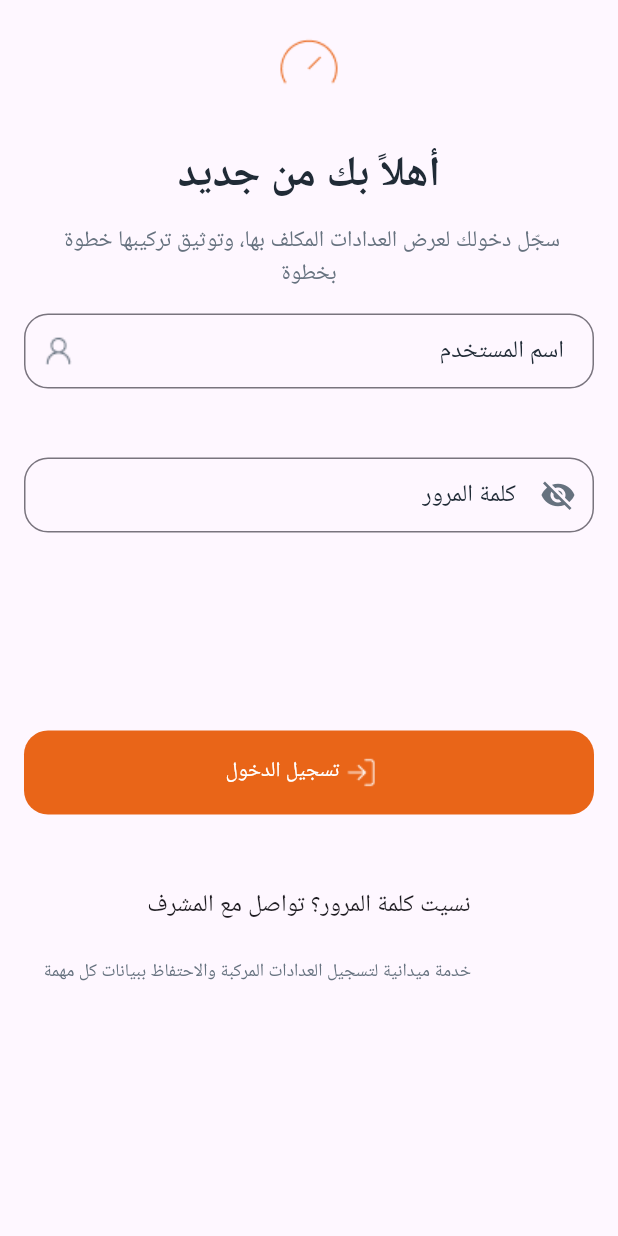
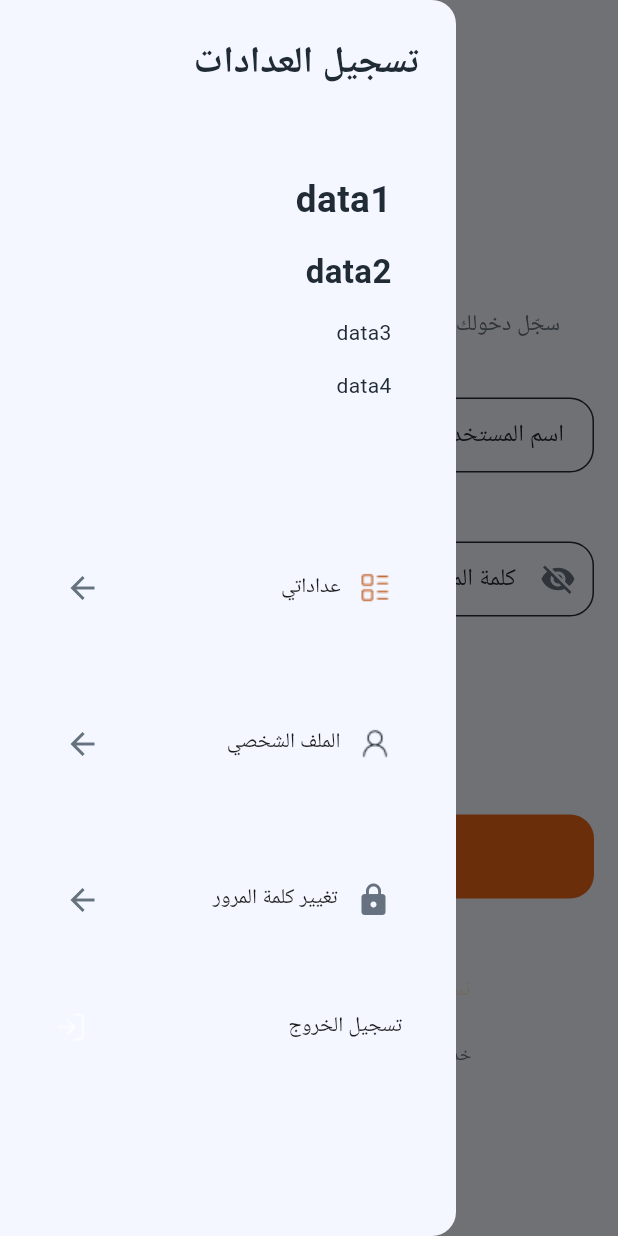
Before and after one commit to Mohamed7Samy/login_ui, a Flutter app: the screen it shows after launch, with the side drawer open (before the commit the screen has no drawer), on a phone screen of 412 x 824 dp. Run offline on Flutter 3.47's test engine with Material 3 defaults, Android fonts, the phone set to English and light mode, and no system bars; our stand-ins replace flutter_screenutil.

Commit message:
drawer_done

```diff
--- a/lib/main.dart
+++ b/lib/main.dart
@@ -1,5 +1,7 @@
 import 'package:flutter/material.dart';
 import 'package:inst_meters/screens/login_screen/login.dart';
+import 'package:inst_meters/theme/app_theme.dart';
+import 'package:flutter_screenutil/flutter_screenutil.dart';
 
 void main() {
   runApp(const MyApp());
@@ -11,8 +13,17 @@ class MyApp extends StatelessWidget {
   // This widget is the root of your application.
   @override
   Widget build(BuildContext context) {
-    return MaterialApp(
+    return ScreenUtilInit(
+      minTextAdapt: true,
+      splitScreenMode: true,
+
+      designSize: Size(402,749),
+      builder: (context, child) => MaterialApp(
+        theme: AppTheme.lightTheme,
+        darkTheme: AppTheme.darkTheme,
+        themeMode: ThemeMode.dark,
       home: LoginScreen()
+    ),
     );
   }
 }
--- a/lib/screens/login_screen/login.dart
+++ b/lib/screens/login_screen/login.dart
@@ -6,6 +6,7 @@ import 'package:inst_meters/theme/app_colors.dart';
 import 'package:inst_meters/widgets/app_text_styles.dart';
 import 'package:inst_meters/widgets/custom_main_button.dart';
 import 'package:inst_meters/widgets/custom_text_form_field.dart';
+import 'package:inst_meters/widgets/drawer_widget.dart';
 
 class LoginScreen extends StatefulWidget {
   const LoginScreen({super.key});
@@ -23,7 +24,21 @@ class _LoginScreenState extends State<LoginScreen> {
   @override
   Widget build(BuildContext context) {
     return Scaffold(
+      backgroundColor: AppColors.lightBgColor,
+       appBar: AppBar(
+        backgroundColor: AppColors.lightBgColor,
+    leading: Builder(
+      builder: (context) => IconButton(
+        icon: Icon(Icons.menu),
+        onPressed: () {
+          Scaffold.of(context).openDrawer();
+        },
+      ),
+    ),
+  ),
+       drawer: DrawerWidget(),
       body: SafeArea(
+
         child: SingleChildScrollView(
           child: Form(
             key: _formState,
@@ -36,7 +51,7 @@ class _LoginScreenState extends State<LoginScreen> {
                     height: 84,
                     width: 84,
                     child: Image.asset(
-                      "assets/images/gauge.png",
+                      "assets/images/login.png",
                       width: 44,
                       height: 44,
                     ),
--- /dev/null
+++ b/lib/widgets/drawer_widget.dart
@@ -0,0 +1,155 @@
+import 'package:flutter/material.dart';
+import 'package:flutter_screenutil/flutter_screenutil.dart';
+import 'package:inst_meters/theme/app_colors.dart';
+import 'package:inst_meters/widgets/app_text_styles.dart';
+
+class DrawerWidget extends StatelessWidget {
+  const DrawerWidget({super.key});
+
+  @override
+  Widget build(BuildContext context) {
+    return Drawer(
+
+      backgroundColor: AppColors.lightBgColor,
+      // width: 320.w,
+
+      clipBehavior: Clip.none,
+      child: Padding(
+        padding: const EdgeInsets.all(24),
+        child: SingleChildScrollView(
+          child: Column(
+
+            crossAxisAlignment: CrossAxisAlignment.end,
+            children: [
+              Container(
+                height: 42.h,
+                // alignment: Alignment(0, 0),
+                color: AppColors.lightBgColor,
+                child: Text(
+                  "تسجيل العدادات", //TODO:loclization
+                  style: AppTextStyles.styleS14W600(
+                    color: AppColors.mainColors,
+                  ).copyWith(fontSize: 24.sp),
+                ),
+              ),
+              SizedBox(height: 24.h),
+              Container(
+                height: 172.h,
+               padding: EdgeInsetsDirectional.all(19),
+
+                child: Column(
+                  mainAxisAlignment: MainAxisAlignment.spaceBetween,
+                  crossAxisAlignment: CrossAxisAlignment.end,
+                  children: [
+                    Text(
+                      "data1", //TODO:loclization
+                      style: AppTextStyles.styleS22W700(
+                        color: AppColors.mainColors,
+                      ).copyWith(fontSize: 24.sp),
+                    ),
+                    Text(
+                      "data2", //TODO:loclization
+                      style: AppTextStyles.styleS22W700(
+                        color: AppColors.mainColors,
+                      ),
+                    ),
+                    Text(
+                      "data3", //TODO:loclization
+                      style: AppTextStyles.styleS14W400(
+                        color: AppColors.mainColors,
+                      ),
+                    ),
+                    Text(
+                      "data4", //TODO:loclization
+                      style: AppTextStyles.styleS14W400(
+                        color: AppColors.mainColors,
+                      ),
+                    ),
+                  ],
+                ),
+              ),
+              SizedBox(height: 49.h),
+
+              Column(
+                children: [
+                  Padding(
+                    padding: const EdgeInsets.all(19),
+                    child: SizedBox(
+
+                       height: 60.h,
+                  width: 272.w,
+                      child: Row(
+                        children: [
+                          Icon(Icons.arrow_back, color: AppColors.lightSecTextColor),
+                          Spacer(),
+                          Text("عداداتي", style: AppTextStyles.styleS14W400()),
+                         SizedBox(width: 12,),
+
+                         Image.asset("assets/images/adadati.png"),
+                        ],
+                      ),
+                    ),
+                  ),
+                  Padding(
+                    padding: const EdgeInsets.all(19),
+                    child: SizedBox(
+                      height: 60.h,
+                      width: 272.w,
+                      child: Row(
+                        children: [
+                           Icon(Icons.arrow_back, color: AppColors.lightSecTextColor),
+                            Spacer(),
+                          Text("الملف الشخصي", style: AppTextStyles.styleS14W400()),
+                            SizedBox(width: 12,),
+                           Image.asset("assets/images/profile.png"),
+                        ],
+                      ),
+                    ),
+                  ),
+                Padding(
+                  padding: const EdgeInsets.all(19),
+                  child: SizedBox(
+                  height: 60.h,
+                  width: 272.w,
+                  child: Row(
+                    children: [
+                       Icon(Icons.arrow_back, color: AppColors.lightSecTextColor),
+                       Spacer(),
+                      Text("تغيير كلمة المرور", style: AppTextStyles.styleS14W400()),
+                        SizedBox(width: 12,),
+                        Icon(Icons.lock, color: AppColors.lightSecTextColor),
+                    ],
+                  ),
+                              ),
+                ),
+
+
+                ],
+              ),
+
+
+
+              Container(
+                height: 60.h,
+                width: 272.w,
+
+                child: Padding(
+                  padding: const EdgeInsets.all(12),
+
+                  child: Row(
+                    mainAxisAlignment: MainAxisAlignment.spaceBetween,
+                    children: [
+                      Image.asset("assets/images/login.png"),
+                      Spacer(),
+                      Text("تسجيل الخروج", style: AppTextStyles.styleS14W400()),
+                    ],
+                  ),
+                ),
+              ),
+            ],
+          ),
+        ),
+      ),
+    );
+  }
+}
--- a/pubspec.yaml
+++ b/pubspec.yaml
@@ -10,6 +10,7 @@ dependencies:
   flutter:
     sdk: flutter
   cupertino_icons: ^1.0.8
+  flutter_screenutil: ^5.9.3
 
 dev_dependencies:
   flutter_test:
@@ -23,3 +24,6 @@ flutter:
     - assets/images/gauge.png
     - assets/images/user.png
     - assets/images/login.png
+    - assets/images/adadati.png
+    - assets/images/lock.png
+    - assets/images/profile.png
```
Also changed, not shown: assets/images/adadati.png (added), assets/images/lock-keyhole.png (added), assets/images/profile.png (added), pubspec.lock.
